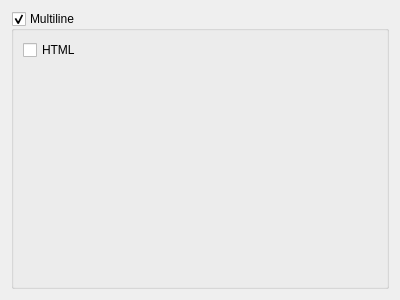
carsmie/QGIS, file src/ui/editorwidgets/qgsjsoneditconfigdlg.ui: the form before one commit.
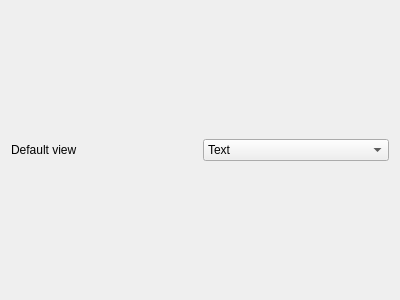
The form after the commit.

Commit message: Json edit widget configuration

The edit to the form file:
```diff
--- a/src/ui/editorwidgets/qgsjsoneditconfigdlg.ui
+++ b/src/ui/editorwidgets/qgsjsoneditconfigdlg.ui
@@ -14,23 +14,25 @@
    <string notr="true">Form</string>
   </property>
   <layout class="QGridLayout" name="gridLayout">
+   <item row="0" column="1">
+    <widget class="QComboBox" name="mDefaultViewComboBox">
+     <item>
+      <property name="text">
+       <string>Text</string>
+      </property>
+     </item>
+     <item>
+      <property name="text">
+       <string>Tree</string>
+      </property>
+     </item>
+    </widget>
+   </item>
    <item row="0" column="0">
-    <widget class="QGroupBox" name="mIsMultiline">
-     <property name="title">
-      <string>Multiline</string>
+    <widget class="QLabel" name="label">
+     <property name="text">
+      <string>Default view</string>
      </property>
-     <property name="checkable">
-      <bool>true</bool>
-     </property>
-     <layout class="QFormLayout" name="formLayout">
-      <item row="0" column="0">
-       <widget class="QCheckBox" name="mUseHtml">
-        <property name="text">
-         <string>HTML</string>
-        </property>
-       </widget>
-      </item>
-     </layout>
     </widget>
    </item>
   </layout>
```
The commit also changes 7 other files.
